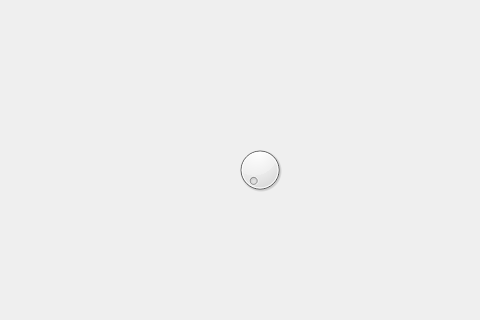
Qt form CalendarToDoList/mainwindow.ui (DarthReca/calendar-to-do-list) before a commit; both pictures show x 105 to 585 and y 121 to 441 of the 800 by 600 pixel window.
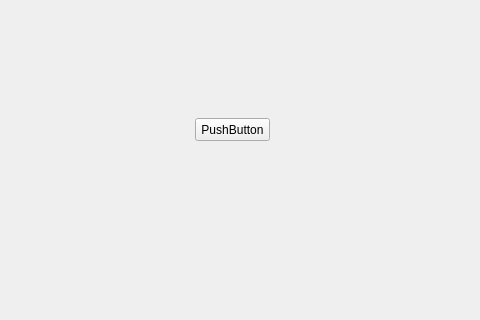
The same form after that commit.

What changed in the file:
```diff
--- a/CalendarToDoList/mainwindow.ui
+++ b/CalendarToDoList/mainwindow.ui
@@ -14,17 +14,17 @@
    <string>MainWindow</string>
   </property>
   <widget class="QWidget" name="centralwidget">
-   <widget class="QDial" name="dial">
+   <widget class="QPushButton" name="pushButton">
     <property name="geometry">
      <rect>
-      <x>340</x>
-      <y>240</y>
-      <width>50</width>
-      <height>64</height>
+      <x>300</x>
+      <y>220</y>
+      <width>75</width>
+      <height>23</height>
      </rect>
     </property>
-    <property name="value">
-     <number>0</number>
+    <property name="text">
+     <string>PushButton</string>
     </property>
    </widget>
   </widget>
```
